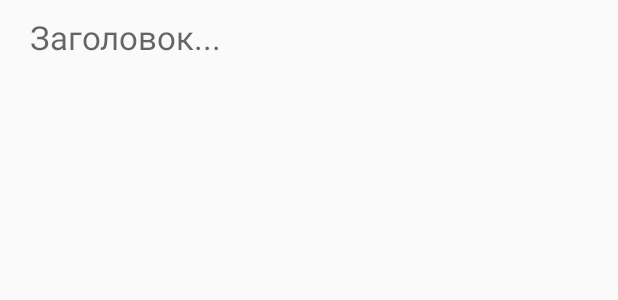
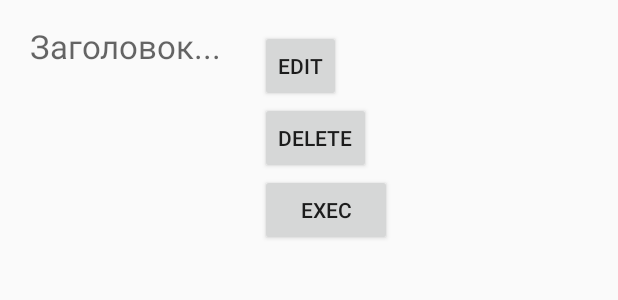
Before and after one commit to TanyaRazor/Notes, an Android app: the layout item.xml on its own in the app's theme, with its tools: preview values and no code run, on a phone screen of 412 x 824 dp. Shown: the top 300 px of the screen. Run offline under Robolectric (Android 15) with nearby library versions, the phone set to English and light mode, and no system bars.

Commit message:
добавление кнопок

```diff
--- a/app/src/main/java/tanya/org/ingvin/notes/app/AllNotes.java
+++ b/app/src/main/java/tanya/org/ingvin/notes/app/AllNotes.java
@@ -53,6 +53,8 @@ public class AllNotes extends Activity {
         Intent intent = new Intent(AllNotes.this, AddNote.class);
         startActivityForResult(intent, ADD_NOTE);
     }
+
+
 
     @Override
     protected void onActivityResult(int requestCode, int resultCode, Intent data) {
--- a/app/src/main/res/layout/item.xml
+++ b/app/src/main/res/layout/item.xml
@@ -1,20 +1,40 @@
 <?xml version="1.0" encoding="utf-8"?>
-<LinearLayout xmlns:android="http://schemas.android.com/apk/res/android"
-              android:orientation="vertical"
-              android:layout_width="match_parent"
-              android:layout_height="match_parent" android:weightSum="1">
-
+<GridLayout xmlns:android="http://schemas.android.com/apk/res/android"
+            android:layout_width="match_parent"
+            android:layout_height="match_parent">
     <TextView
             android:layout_width="wrap_content"
             android:layout_height="wrap_content"
             android:textAppearance="?android:attr/textAppearanceLarge"
             android:id="@+id/content_item_view" android:layout_marginLeft="20dp"
             android:layout_marginTop="10dp" android:layout_marginRight="20dp" android:layout_marginBottom="10dp"
-            android:hint="Заголовок..." />
+            android:hint="Заголовок..." android:layout_row="0" android:layout_column="0"/>
+    <Button
+            style="?android:attr/buttonStyleSmall"
+            android:layout_width="wrap_content"
+            android:layout_height="wrap_content"
+            android:text="edit"
+            android:id="@+id/editButton" android:layout_marginLeft="5dp"
+            android:layout_marginRight="5dp" android:layout_row="0" android:layout_column="1"
+            android:layout_marginTop="20dp"/>
     <TextView
             android:layout_width="wrap_content"
             android:layout_height="wrap_content"
             android:textAppearance="?android:attr/textAppearanceMedium"
-            android:id="@+id/data_view" android:layout_gravity="right" android:layout_weight="0.07"
-            android:layout_marginRight="20dp"/>
-</LinearLayout>
+            android:id="@+id/data_view" android:layout_weight="0.07"
+            android:layout_gravity="left" android:layout_marginLeft="20dp"
+            android:layout_row="1" android:layout_column="0"/>
+    <Button
+            style="?android:attr/buttonStyleSmall"
+            android:layout_width="wrap_content"
+            android:layout_height="wrap_content"
+            android:text="delete"
+            android:id="@+id/deleteButton" android:layout_marginLeft="5dp" android:layout_marginRight="5dp"
+            android:layout_row="1" android:layout_column="1"/>
+    <Button
+            android:layout_width="wrap_content"
+            android:layout_height="wrap_content"
+            android:text="exec"
+            android:id="@+id/execButton" android:layout_marginLeft="5dp" android:layout_marginRight="20dp"
+            android:layout_row="2" android:layout_column="1"/>
+</GridLayout>
--- a/app/src/main/res/layout/tab2_list_note.xml
+++ b/app/src/main/res/layout/tab2_list_note.xml
@@ -1,12 +1,13 @@
 <?xml version="1.0" encoding="utf-8"?>
-<LinearLayout xmlns:android="http://schemas.android.com/apk/res/android"
-              android:orientation="vertical"
-              android:layout_width="match_parent"
-              android:layout_height="match_parent">
+<RelativeLayout xmlns:android="http://schemas.android.com/apk/res/android"
+                xmlns:tools="http://schemas.android.com/tools"
+                android:layout_width="match_parent"
+                android:layout_height="match_parent"
+                tools:context="${relativePackage}.${activityClass}">
 
-    <TextView
+    <ListView
             android:layout_width="wrap_content"
             android:layout_height="wrap_content"
-            android:text="New Text"
-            android:id="@+id/textView" android:layout_gravity="center_horizontal"/>
-</LinearLayout>
+            android:id="@+id/listView" android:layout_centerHorizontal="true"
+            android:layout_alignParentBottom="true"/>
+</RelativeLayout>
```
